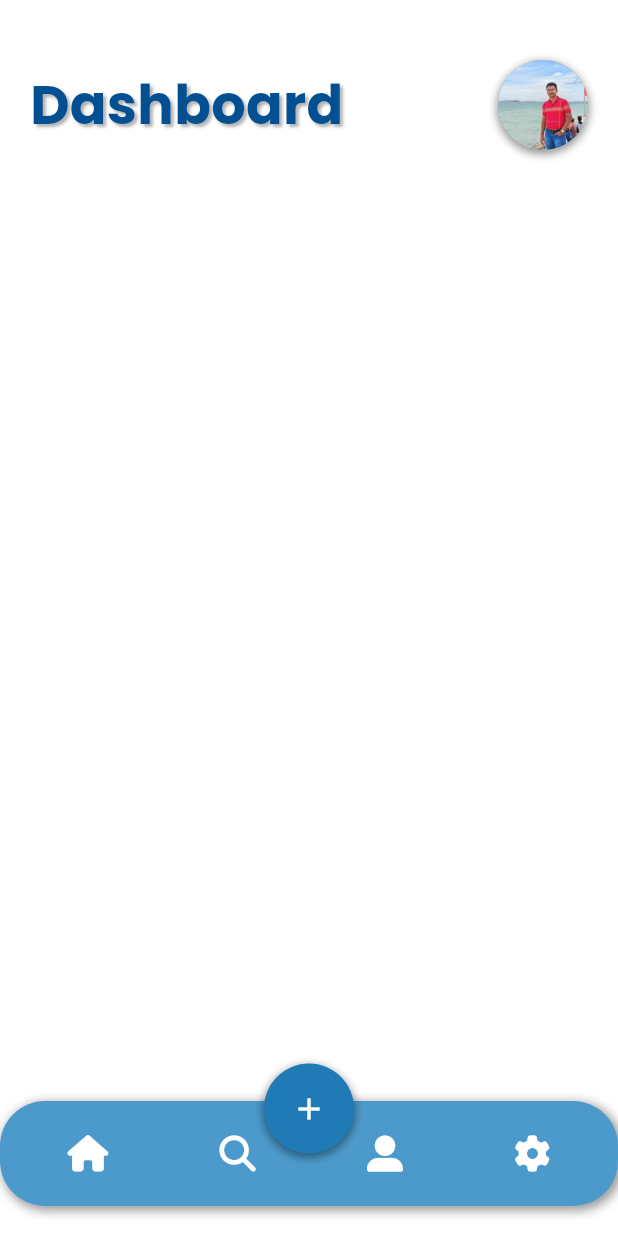
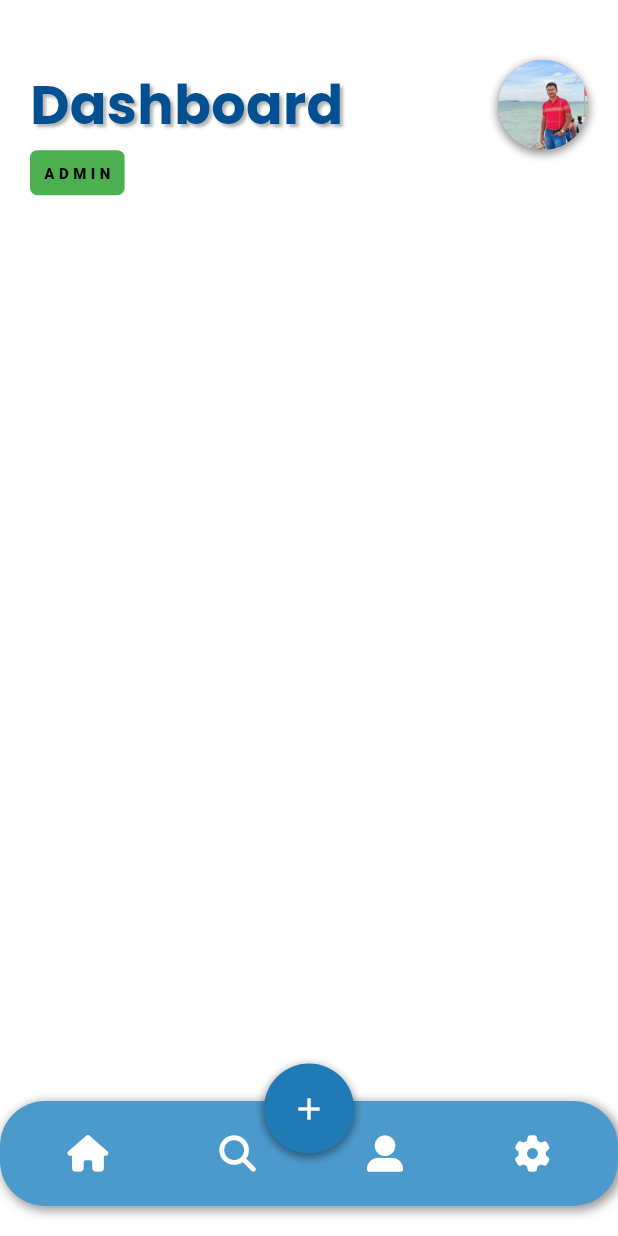
Before and after one commit to TryCatchRaunak/iemkaksha_app, a Flutter app: the AdminDashBoard screen opened directly, on a phone screen of 412 x 824 dp. Run offline on Flutter 3.47's test engine with Material 3 defaults, Android fonts, the phone set to English and light mode, and no system bars; our stand-ins replace font_awesome_flutter, google_fonts, video_player.

Commit message:
added admin tag beneath the dashboard text

```diff
--- a/lib/screens/admin_dashboard.dart
+++ b/lib/screens/admin_dashboard.dart
@@ -15,7 +15,10 @@ class AdminDashBoard extends StatelessWidget {
         children: [
           Padding(
             padding: const EdgeInsets.only(top: 40.0, left: 20.0, right: 20.0),
-            child: Row(
+            child: Column(
+              crossAxisAlignment: CrossAxisAlignment.start,
+              children: [
+                Row(
                   mainAxisAlignment: MainAxisAlignment.spaceBetween,
                   children: [
                     Text(
@@ -32,7 +35,8 @@ class AdminDashBoard extends StatelessWidget {
                             offset: const Offset(2, 2),
                             blurRadius: 2,
                           ),
-                      ]),
+                        ],
+                      ),
                     ),
                     Container(
                       width: 60,
@@ -47,13 +51,33 @@ class AdminDashBoard extends StatelessWidget {
                         ),
                         boxShadow: [
                           BoxShadow(
-                        color:
-                            const Color.fromARGB(64, 0, 0, 0).withOpacity(0.4),
+                            color: const Color.fromARGB(64, 0, 0, 0)
+                                .withOpacity(0.4),
                             spreadRadius: 1,
                             blurRadius: 4,
                             offset: const Offset(0, 2),
                           ),
                         ],
+                      ),
+                    ),
+                  ],
+                ),
+                const SizedBox(
+                    height: 0.1), // Adding some space between the texts
+                Container(
+                  padding: const EdgeInsets.all(8),
+                  decoration: BoxDecoration(
+                    color: Colors.green,
+                    borderRadius: BorderRadius.circular(5),
+                  ),
+                  child: const Text(
+                    'ADMIN',
+                    style: TextStyle(
+                      fontSize: 10.0,
+                      fontWeight: FontWeight.w900,
+                      letterSpacing: 3.0,
+                      color: Colors.black,
+                    ),
                   ),
                 ),
               ],
```
Lines whose indentation alone changed are shown as unchanged.
